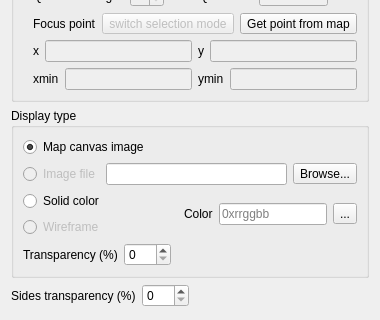
Qt form ui/demproperties.ui (minorua/Qgis2threejs) before a commit; both pictures show x 0 to 380 and y 218 to 538 of the 380 by 538 pixel window.
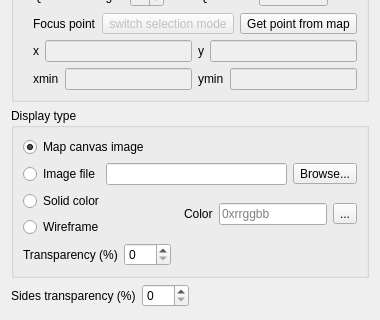
The same form after that commit.

The edit to the form file:
```diff
--- a/ui/demproperties.ui
+++ b/ui/demproperties.ui
@@ -469,7 +469,7 @@
             <item>
              <widget class="QRadioButton" name="radioButton_ImageFile">
               <property name="enabled">
-               <bool>false</bool>
+               <bool>true</bool>
               </property>
               <property name="text">
                <string>Image file</string>
@@ -502,7 +502,7 @@
               <item>
                <widget class="QRadioButton" name="radioButton_Wireframe">
                 <property name="enabled">
-                 <bool>false</bool>
+                 <bool>true</bool>
                 </property>
                 <property name="text">
                  <string>Wireframe</string>
```
